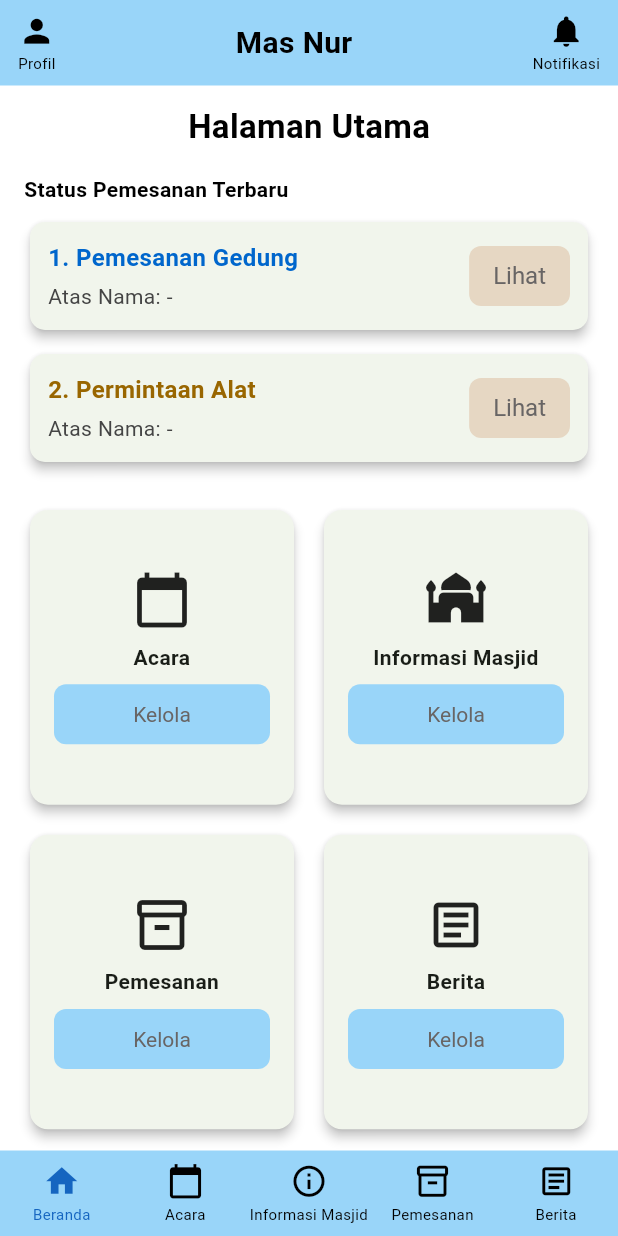
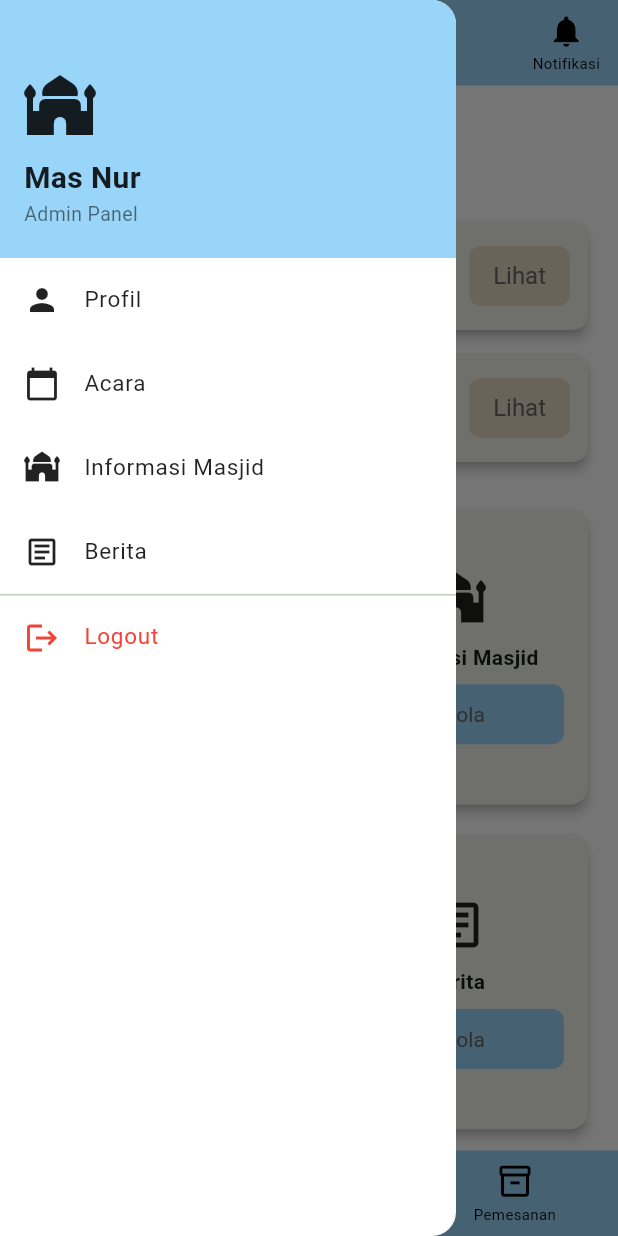
Before and after one commit to WafiqMy/Mas_Nur_Mobile, a Flutter app: the screen it shows after launch, with the side drawer open (before the commit the screen has no drawer), on a phone screen of 412 x 824 dp. Run offline on Flutter 3.47's test engine with Material 3 defaults, Android fonts, the phone set to English and light mode, and no system bars; our stand-ins replace dio, image_picker, shared_preferences.

Commit message:
feat: tambah sidebar drawer (Profil, Acara, Informasi Masjid, Berita, Logout) dan update footer (Beranda, Infaq, Pemesanan)

```diff
--- a/mas_nur_flutter/lib/features/acara/acara_page.dart
+++ b/mas_nur_flutter/lib/features/acara/acara_page.dart
@@ -4,6 +4,7 @@ import 'package:mas_nur_flutter/core/models/app_models.dart';
 import 'package:mas_nur_flutter/features/acara/acara_form_page.dart';
 import 'package:mas_nur_flutter/features/acara/detail_acara_page.dart';
 import 'package:mas_nur_flutter/shared/theme/app_theme.dart';
+import 'package:mas_nur_flutter/shared/widgets/app_drawer.dart';
 import 'package:mas_nur_flutter/shared/widgets/app_footer.dart';
 import 'package:mas_nur_flutter/shared/widgets/app_header.dart';
 
@@ -28,6 +29,7 @@ class _AcaraPageState extends State<AcaraPage> {
   Widget build(BuildContext context) {
     return Scaffold(
       backgroundColor: kColorWhite,
+      drawer: const AppDrawer(),
       body: Column(
         children: [
           const AppHeader(),
--- a/mas_nur_flutter/lib/features/berita/berita_page.dart
+++ b/mas_nur_flutter/lib/features/berita/berita_page.dart
@@ -4,6 +4,7 @@ import 'package:mas_nur_flutter/core/models/app_models.dart';
 import 'package:mas_nur_flutter/features/berita/berita_form_page.dart';
 import 'package:mas_nur_flutter/features/berita/detail_berita_page.dart';
 import 'package:mas_nur_flutter/shared/theme/app_theme.dart';
+import 'package:mas_nur_flutter/shared/widgets/app_drawer.dart';
 import 'package:mas_nur_flutter/shared/widgets/app_footer.dart';
 import 'package:mas_nur_flutter/shared/widgets/app_header.dart';
 
@@ -28,6 +29,7 @@ class _BeritaPageState extends State<BeritaPage> {
   Widget build(BuildContext context) {
     return Scaffold(
       backgroundColor: kColorWhite,
+      drawer: const AppDrawer(),
       body: Column(
         children: [
           const AppHeader(),
--- a/mas_nur_flutter/lib/features/dashboard/dashboard_page.dart
+++ b/mas_nur_flutter/lib/features/dashboard/dashboard_page.dart
@@ -4,6 +4,7 @@ import 'package:mas_nur_flutter/features/berita/berita_page.dart';
 import 'package:mas_nur_flutter/features/informasi/informasi_masjid_page.dart';
 import 'package:mas_nur_flutter/features/persewaan/pemesanan_page.dart';
 import 'package:mas_nur_flutter/shared/theme/app_theme.dart';
+import 'package:mas_nur_flutter/shared/widgets/app_drawer.dart';
 import 'package:mas_nur_flutter/shared/widgets/app_footer.dart';
 import 'package:mas_nur_flutter/shared/widgets/app_header.dart';
 
@@ -15,6 +16,7 @@ class DashboardPage extends StatelessWidget {
   Widget build(BuildContext context) {
     return Scaffold(
       backgroundColor: kColorWhite,
+      drawer: const AppDrawer(),
       body: Column(
         children: [
           // ── Header ──────────────────────────────────────────────────────────
--- a/mas_nur_flutter/lib/features/notifikasi/notifikasi_page.dart
+++ b/mas_nur_flutter/lib/features/notifikasi/notifikasi_page.dart
@@ -3,6 +3,7 @@ import 'package:mas_nur_flutter/core/api/app_api_service.dart';
 import 'package:mas_nur_flutter/core/models/app_models.dart';
 import 'package:mas_nur_flutter/features/persewaan/reservasi_detail_page.dart';
 import 'package:mas_nur_flutter/shared/theme/app_theme.dart';
+import 'package:mas_nur_flutter/shared/widgets/app_drawer.dart';
 import 'package:mas_nur_flutter/shared/widgets/app_footer.dart';
 import 'package:mas_nur_flutter/shared/widgets/app_header.dart';
 
@@ -27,6 +28,7 @@ class _NotifikasiPageState extends State<NotifikasiPage> {
   Widget build(BuildContext context) {
     return Scaffold(
       backgroundColor: kColorWhite,
+      drawer: const AppDrawer(),
       body: Column(
         children: [
           const AppHeader(),
--- a/mas_nur_flutter/lib/features/persewaan/pemesanan_page.dart
+++ b/mas_nur_flutter/lib/features/persewaan/pemesanan_page.dart
@@ -3,6 +3,7 @@ import 'package:mas_nur_flutter/core/api/app_api_service.dart';
 import 'package:mas_nur_flutter/core/models/app_models.dart';
 import 'package:mas_nur_flutter/features/persewaan/reservasi_detail_page.dart';
 import 'package:mas_nur_flutter/shared/theme/app_theme.dart';
+import 'package:mas_nur_flutter/shared/widgets/app_drawer.dart';
 import 'package:mas_nur_flutter/shared/widgets/app_footer.dart';
 import 'package:mas_nur_flutter/shared/widgets/app_header.dart';
 
@@ -27,6 +28,7 @@ class _PemesananPageState extends State<PemesananPage> {
   Widget build(BuildContext context) {
     return Scaffold(
       backgroundColor: kColorWhite,
+      drawer: const AppDrawer(),
       body: Column(
         children: [
           const AppHeader(),
--- /dev/null
+++ b/mas_nur_flutter/lib/shared/widgets/app_drawer.dart
@@ -0,0 +1,135 @@
+import 'package:flutter/material.dart';
+import 'package:mas_nur_flutter/core/session/app_session.dart';
+import 'package:mas_nur_flutter/features/acara/acara_page.dart';
+import 'package:mas_nur_flutter/features/auth/login_page.dart';
+import 'package:mas_nur_flutter/features/berita/berita_page.dart';
+import 'package:mas_nur_flutter/features/informasi/informasi_masjid_page.dart';
+import 'package:mas_nur_flutter/features/profil/profil_admin_page.dart';
+import 'package:mas_nur_flutter/shared/theme/app_theme.dart';
+
+class AppDrawer extends StatelessWidget {
+  const AppDrawer({super.key});
+
+  @override
+  Widget build(BuildContext context) {
+    return Drawer(
+      backgroundColor: kColorWhite,
+      child: Column(
+        children: [
+          // Header drawer
+          Container(
+            width: double.infinity,
+            color: kColorHeader,
+            padding: const EdgeInsets.fromLTRB(16, 48, 16, 20),
+            child: const Column(
+              crossAxisAlignment: CrossAxisAlignment.start,
+              children: [
+                Icon(Icons.mosque, size: 48, color: Colors.black87),
+                SizedBox(height: 8),
+                Text(
+                  'Mas Nur',
+                  style: TextStyle(
+                    fontSize: 20,
+                    fontWeight: FontWeight.bold,
+                    color: Colors.black87,
+                  ),
+                ),
+                Text(
+                  'Admin Panel',
+                  style: TextStyle(fontSize: 13, color: Colors.black54),
+                ),
+              ],
+            ),
+          ),
+
+          // Menu items
+          Expanded(
+            child: ListView(
+              padding: EdgeInsets.zero,
+              children: [
+                _DrawerItem(
+                  icon: Icons.person,
+                  label: 'Profil',
+                  onTap: () {
+                    Navigator.pop(context);
+                    Navigator.pushNamed(context, ProfilAdminPage.routeName);
+                  },
+                ),
+                _DrawerItem(
+                  icon: Icons.calendar_today,
+                  label: 'Acara',
+                  onTap: () {
+                    Navigator.pop(context);
+                    Navigator.pushNamed(context, AcaraPage.routeName);
+                  },
+                ),
+                _DrawerItem(
+                  icon: Icons.mosque,
+                  label: 'Informasi Masjid',
+                  onTap: () {
+                    Navigator.pop(context);
+                    Navigator.pushNamed(context, InformasiMasjidPage.routeName);
+                  },
+                ),
+                _DrawerItem(
+                  icon: Icons.article_outlined,
+                  label: 'Berita',
+                  onTap: () {
+                    Navigator.pop(context);
+                    Navigator.pushNamed(context, BeritaPage.routeName);
+                  },
+                ),
+                const Divider(height: 1),
+                _DrawerItem(
+                  icon: Icons.logout,
+                  label: 'Logout',
+                  iconColor: Colors.red,
+                  labelColor: Colors.red,
+                  onTap: () async {
+                    Navigator.pop(context);
+                    await AppSession.clear();
+                    if (context.mounted) {
+                      Navigator.pushNamedAndRemoveUntil(
+                        context,
+                        LoginPage.routeName,
+                        (route) => false,
+                      );
+                    }
+                  },
+                ),
+              ],
+            ),
+          ),
+        ],
+      ),
+    );
+  }
+}
+
+class _DrawerItem extends StatelessWidget {
+  const _DrawerItem({
+    required this.icon,
+    required this.label,
+    required this.onTap,
+    this.iconColor = Colors.black87,
+    this.labelColor = Colors.black87,
+  });
+
+  final IconData icon;
+  final String label;
+  final VoidCallback onTap;
+  final Color iconColor;
+  final Color labelColor;
+
+  @override
+  Widget build(BuildContext context) {
+    return ListTile(
+      leading: Icon(icon, color: iconColor),
+      title: Text(
+        label,
+        style: TextStyle(fontSize: 15, color: labelColor),
+      ),
+      onTap: onTap,
+    );
+  }
+}
--- a/mas_nur_flutter/lib/shared/widgets/app_footer.dart
+++ b/mas_nur_flutter/lib/shared/widgets/app_footer.dart
@@ -1,14 +1,10 @@
 import 'package:flutter/material.dart';
-import 'package:mas_nur_flutter/features/acara/acara_page.dart';
-import 'package:mas_nur_flutter/features/berita/berita_page.dart';
 import 'package:mas_nur_flutter/features/dashboard/dashboard_page.dart';
-import 'package:mas_nur_flutter/features/informasi/informasi_masjid_page.dart';
 import 'package:mas_nur_flutter/features/persewaan/pemesanan_page.dart';
 import 'package:mas_nur_flutter/shared/theme/app_theme.dart';
+import 'package:mas_nur_flutter/shared/widgets/feature_placeholder_page.dart';
 
-/// Footer persis seperti footer.xml:
-/// [Beranda] [Acara] [Informasi Masjid] [Pemesanan] [Berita]
-/// Background: #99D5F9, paddingVertical 15dp
+/// Footer navigasi bawah: [Beranda] [Infaq] [Pemesanan]
 class AppFooter extends StatelessWidget {
   const AppFooter({super.key, this.currentIndex = 0});
 
@@ -29,28 +25,24 @@ class AppFooter extends StatelessWidget {
               context, DashboardPage.routeName, (r) => false),
           ),
           _FooterItem(
-            icon: Icons.calendar_today,
-            label: 'Acara',
+            icon: Icons.volunteer_activism,
+            label: 'Infaq',
             isActive: currentIndex == 1,
-            onTap: () => Navigator.pushNamed(context, AcaraPage.routeName),
-          ),
-          _FooterItem(
-            icon: Icons.info_outline,
-            label: 'Informasi Masjid',
-            isActive: currentIndex == 2,
-            onTap: () => Navigator.pushNamed(context, InformasiMasjidPage.routeName),
+            onTap: () => Navigator.push(
+              context,
+              MaterialPageRoute(
+                builder: (_) => const FeaturePlaceholderPage(
+                  title: 'Infaq',
+                  subtitle: 'Fitur Infaq akan segera hadir.',
+                ),
+              ),
+            ),
           ),
           _FooterItem(
             icon: Icons.inventory_2_outlined,
             label: 'Pemesanan',
-            isActive: currentIndex == 3,
+            isActive: currentIndex == 2,
             onTap: () => Navigator.pushNamed(context, PemesananPage.routeName),
-          ),
-          _FooterItem(
-            icon: Icons.article_outlined,
-            label: 'Berita',
-            isActive: currentIndex == 4,
-            onTap: () => Navigator.pushNamed(context, BeritaPage.routeName),
           ),
         ],
       ),
--- a/mas_nur_flutter/lib/shared/widgets/app_header.dart
+++ b/mas_nur_flutter/lib/shared/widgets/app_header.dart
@@ -1,11 +1,8 @@
 import 'package:flutter/material.dart';
 import 'package:mas_nur_flutter/features/notifikasi/notifikasi_page.dart';
-import 'package:mas_nur_flutter/features/profil/profil_admin_page.dart';
 import 'package:mas_nur_flutter/shared/theme/app_theme.dart';
 
-/// Header persis seperti header.xml:
-/// [Profil] ---- [Logo Masjid] ---- [Notifikasi]
-/// Background: #99D5F9, padding 12dp
+/// Header dengan hamburger menu di kiri, logo di tengah, notifikasi di kanan.
 class AppHeader extends StatelessWidget implements PreferredSizeWidget {
   const AppHeader({super.key});
 
@@ -20,20 +17,20 @@ class AppHeader extends StatelessWidget implements PreferredSizeWidget {
       child: Row(
         crossAxisAlignment: CrossAxisAlignment.center,
         children: [
-          // Profil
+          // Hamburger menu (buka drawer)
           GestureDetector(
-            onTap: () => Navigator.pushNamed(context, ProfilAdminPage.routeName),
-            child: Column(
+            onTap: () => Scaffold.of(context).openDrawer(),
+            child: const Column(
               mainAxisSize: MainAxisSize.min,
-              children: const [
-                Icon(Icons.person, size: 25, color: Colors.black),
+              children: [
+                Icon(Icons.menu, size: 25, color: Colors.black),
                 SizedBox(height: 2),
-                Text('Profil', style: TextStyle(fontSize: 10, color: Colors.black)),
+                Text('Menu', style: TextStyle(fontSize: 10, color: Colors.black)),
               ],
             ),
           ),
           const Spacer(),
-          // Logo Masjid (teks sebagai pengganti gambar)
+          // Logo
           const Text(
             'Mas Nur',
             style: TextStyle(
@@ -46,9 +43,9 @@ class AppHeader extends StatelessWidget implements PreferredSizeWidget {
           // Notifikasi
           GestureDetector(
             onTap: () => Navigator.pushNamed(context, NotifikasiPage.routeName),
-            child: Column(
+            child: const Column(
               mainAxisSize: MainAxisSize.min,
-              children: const [
+              children: [
                 Icon(Icons.notifications, size: 25, color: Colors.black),
                 SizedBox(height: 2),
                 Text('Notifikasi', style: TextStyle(fontSize: 10, color: Colors.black)),
```
